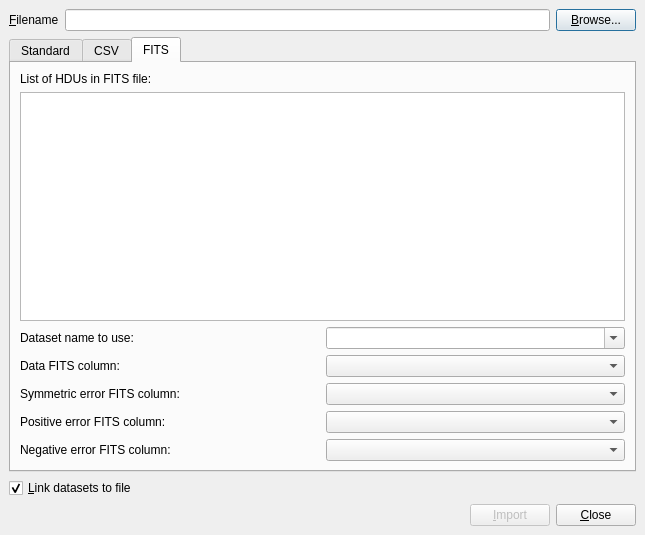
Qt form dialogs/import.ui (veusz/veusz) before a commit.
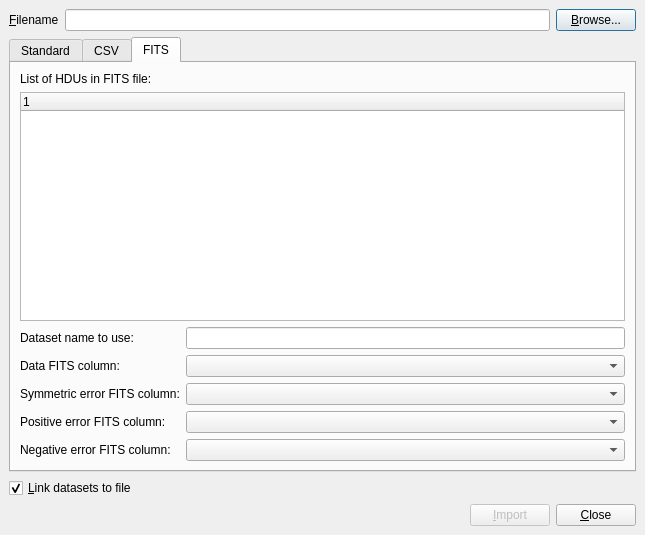
The same form after that commit. The open tabs and pages were chosen to show the change.

Commit message: Implement fits import

Diff of the .ui file:
```diff
--- a/dialogs/import.ui
+++ b/dialogs/import.ui
@@ -283,6 +283,15 @@
         <number>6</number>
        </property>
        <item>
+        <widget class="QWidget" name="widget" >
+         <layout class="QHBoxLayout" >
+          <property name="margin" >
+           <number>0</number>
+          </property>
+          <property name="spacing" >
+           <number>6</number>
+          </property>
+          <item>
         <widget class="QLabel" name="fitslabel" >
          <property name="text" >
           <string>List of HDUs in FITS file:</string>
@@ -293,16 +302,27 @@
         </widget>
        </item>
        <item>
-        <widget class="QTableWidget" name="fitshdutable" >
-         <property name="selectionMode" >
-          <enum>QAbstractItemView::SingleSelection</enum>
-         </property>
-         <property name="selectionBehavior" >
-          <enum>QAbstractItemView::SelectRows</enum>
+           <widget class="QLabel" name="fitsimportstatus" >
+            <property name="text" >
+             <string/>
+            </property>
+            <property name="alignment" >
+             <set>Qt::AlignRight|Qt::AlignTrailing|Qt::AlignVCenter</set>
          </property>
         </widget>
        </item>
+         </layout>
+        </widget>
+       </item>
        <item>
+        <widget class="QTreeWidget" name="fitshdulist" >
+         <property name="rootIsDecorated" >
+          <bool>false</bool>
+         </property>
+        </widget>
+       </item>
+       <item>
+        <widget class="QWidget" name="widget" >
         <layout class="QGridLayout" >
          <property name="margin" >
           <number>0</number>
@@ -317,33 +337,8 @@
            </property>
           </widget>
          </item>
-         <item row="1" column="1" >
-          <widget class="QComboBox" name="fitsdatacombo" >
-           <property name="editable" >
-            <bool>false</bool>
-           </property>
-          </widget>
-         </item>
-         <item row="2" column="0" >
-          <widget class="QLabel" name="label_12" >
-           <property name="text" >
-            <string>Symmetric error FITS column:</string>
-           </property>
-          </widget>
-         </item>
-         <item row="3" column="0" >
-          <widget class="QLabel" name="label_13" >
-           <property name="text" >
-            <string>Positive error FITS column:</string>
-           </property>
-          </widget>
-         </item>
          <item row="0" column="1" >
-          <widget class="QComboBox" name="fitsdatasetcombo" >
-           <property name="editable" >
-            <bool>true</bool>
-           </property>
-          </widget>
+           <widget class="QLineEdit" name="fitsdatasetname" />
          </item>
          <item row="1" column="0" >
           <widget class="QLabel" name="label_11" >
@@ -352,6 +347,20 @@
            </property>
           </widget>
          </item>
+          <item row="0" column="0" >
+           <widget class="QLabel" name="label_10" >
+            <property name="text" >
+             <string>Dataset name to use:</string>
+            </property>
+           </widget>
+          </item>
+          <item row="2" column="0" >
+           <widget class="QLabel" name="label_12" >
+            <property name="text" >
+             <string>Symmetric error FITS column:</string>
+            </property>
+           </widget>
+          </item>
          <item row="4" column="1" >
           <widget class="QComboBox" name="fitsnegcolumn" >
            <property name="editable" >
@@ -359,10 +368,10 @@
            </property>
           </widget>
          </item>
-         <item row="3" column="1" >
-          <widget class="QComboBox" name="fitsposcolumn" >
-           <property name="editable" >
-            <bool>false</bool>
+          <item row="3" column="0" >
+           <widget class="QLabel" name="label_13" >
+            <property name="text" >
+             <string>Positive error FITS column:</string>
            </property>
           </widget>
          </item>
@@ -373,14 +382,22 @@
            </property>
           </widget>
          </item>
-         <item row="0" column="0" >
-          <widget class="QLabel" name="label_10" >
-           <property name="text" >
-            <string>Dataset name to use:</string>
+          <item row="3" column="1" >
+           <widget class="QComboBox" name="fitsposcolumn" >
+            <property name="editable" >
+             <bool>false</bool>
+            </property>
+           </widget>
+          </item>
+          <item row="1" column="1" >
+           <widget class="QComboBox" name="fitsdatacolumn" >
+            <property name="editable" >
+             <bool>false</bool>
            </property>
           </widget>
          </item>
         </layout>
+        </widget>
        </item>
       </layout>
      </widget>
```
Left out of the diff: 20 changed lines with no effect on the pictures. Lines whose indentation alone changed are shown as unchanged. The commit also changes 2 other files.
